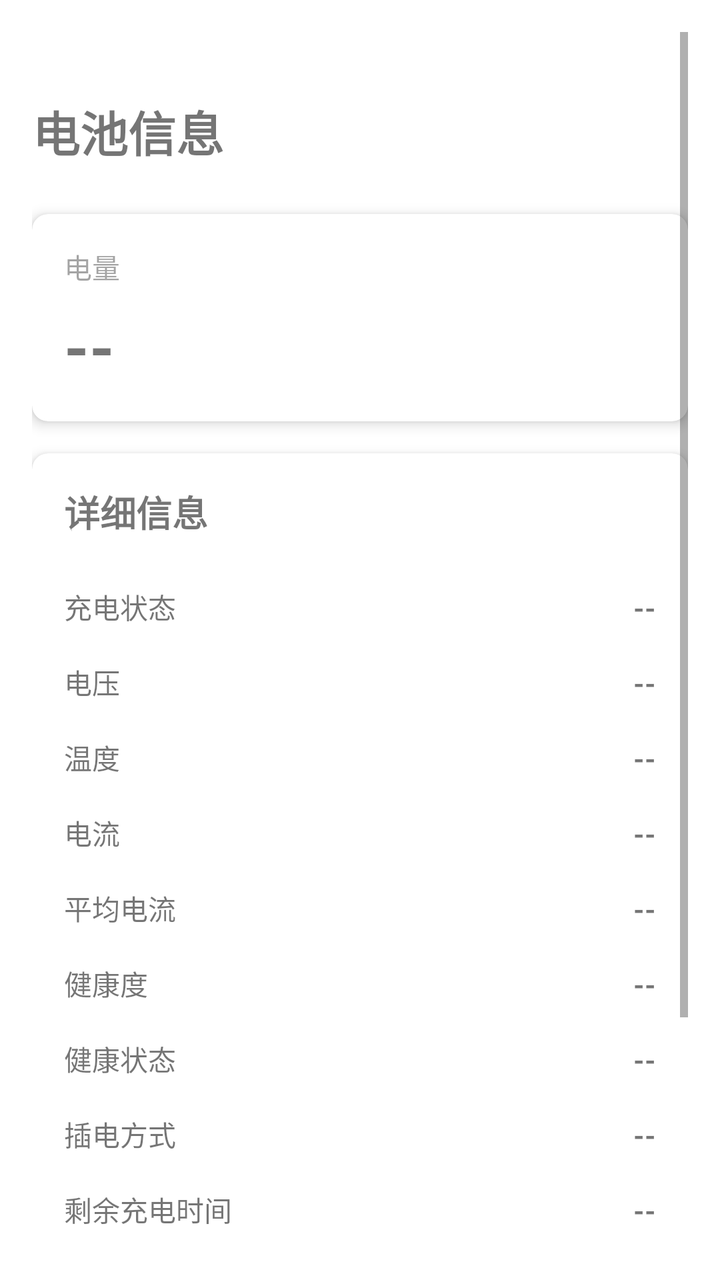
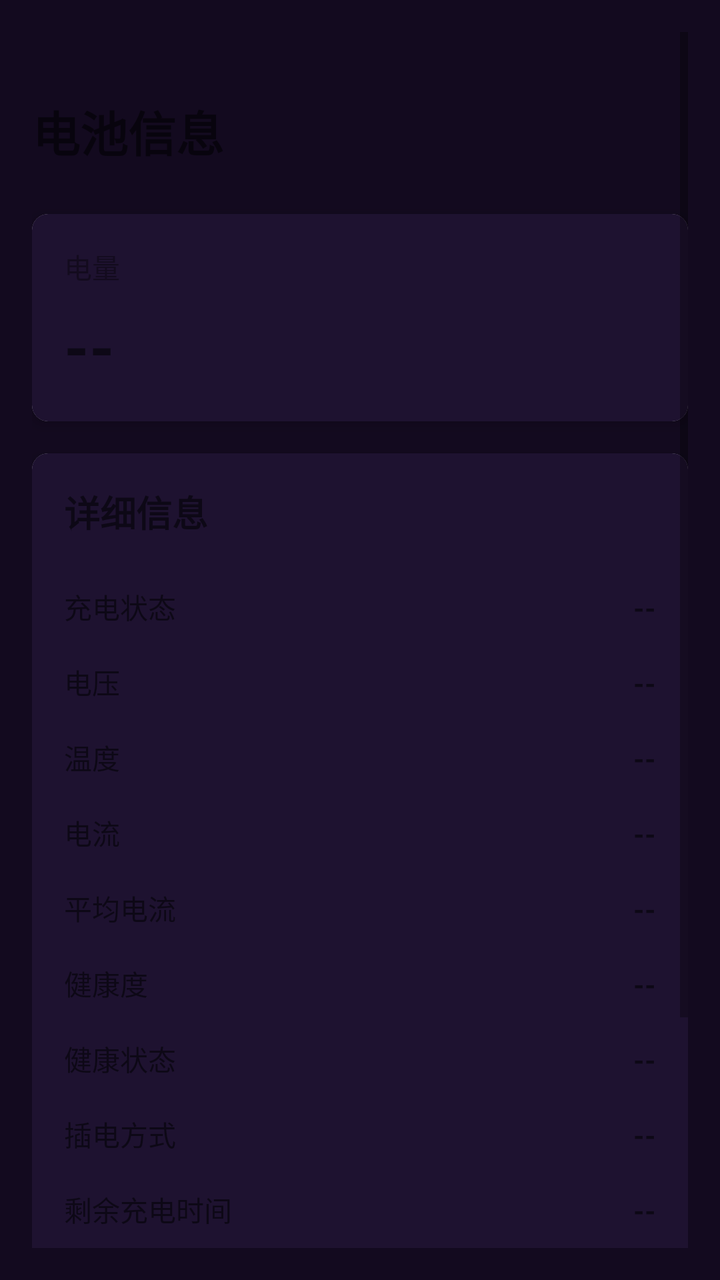

Compare the two renders of this Android layout. The source of the first and the diff that turns it into the second are given below.
<!-- AndroidManifest.xml: application theme Theme.BatteryAssistant -->
<!-- res/layout/fragment_battery_info.xml -->
<?xml version="1.0" encoding="utf-8"?>
<ScrollView xmlns:android="http://schemas.android.com/apk/res/android"
    xmlns:app="http://schemas.android.com/apk/res-auto"
    android:id="@+id/scroll_view"
    android:layout_width="match_parent"
    android:layout_height="match_parent"
    android:padding="@dimen/spacing_lg"
    android:paddingTop="0dp"
    android:fitsSystemWindows="false">

    <LinearLayout
        android:layout_width="match_parent"
        android:layout_height="wrap_content"
        android:orientation="vertical"
        android:paddingTop="@dimen/spacing_lg">

        
        <TextView
            android:layout_width="match_parent"
            android:layout_height="wrap_content"
            android:text="@string/battery_info_title"
            android:textSize="@dimen/text_size_display"
            android:textStyle="bold"
            android:paddingTop="@dimen/spacing_lg"
            android:paddingBottom="@dimen/spacing_xl" />

        
        <com.google.android.material.card.MaterialCardView
            android:layout_width="match_parent"
            android:layout_height="wrap_content"
            android:layout_marginBottom="@dimen/spacing_lg"
            app:cardCornerRadius="@dimen/spacing_sm"
            app:cardElevation="@dimen/spacing_xs">

            <LinearLayout
                android:layout_width="match_parent"
                android:layout_height="wrap_content"
                android:orientation="vertical"
                android:padding="@dimen/spacing_lg">

                <TextView
                    android:layout_width="match_parent"
                    android:layout_height="wrap_content"
                    android:text="@string/battery_info_level_label"
                    android:textSize="@dimen/text_size_body"
                    android:textColor="?attr/baColorSecondaryText"
                    android:alpha="0.6" />

                <TextView
                    android:id="@+id/tv_level"
                    android:layout_width="match_parent"
                    android:layout_height="wrap_content"
                    android:text="--"
                    android:textSize="@dimen/text_size_hero"
                    android:textStyle="bold"
                    android:paddingTop="@dimen/spacing_sm" />
            </LinearLayout>
        </com.google.android.material.card.MaterialCardView>

        
        <com.google.android.material.card.MaterialCardView
            android:layout_width="match_parent"
            android:layout_height="wrap_content"
            app:cardCornerRadius="@dimen/spacing_sm"
            app:cardElevation="@dimen/spacing_xs">

            <LinearLayout
                android:layout_width="match_parent"
                android:layout_height="wrap_content"
                android:orientation="vertical"
                android:padding="@dimen/spacing_lg">

                <TextView
                    android:layout_width="match_parent"
                    android:layout_height="wrap_content"
                    android:text="@string/battery_info_detail_title"
                    android:textSize="@dimen/text_size_title"
                    android:textStyle="bold"
                    android:paddingBottom="@dimen/spacing_lg" />

                
                <LinearLayout
                    android:layout_width="match_parent"
                    android:layout_height="wrap_content"
                    android:orientation="horizontal"
                    android:paddingVertical="@dimen/spacing_sm">

                    <TextView
                        android:layout_width="0dp"
                        android:layout_height="wrap_content"
                        android:layout_weight="1"
                        android:text="@string/battery_info_status_label"
                        android:textSize="@dimen/text_size_body" />

                    <TextView
                        android:id="@+id/tv_status"
                        android:layout_width="wrap_content"
                        android:layout_height="wrap_content"
                        android:text="--"
                        android:textSize="@dimen/text_size_body"
                        android:textStyle="bold" />
                </LinearLayout>

                <View
                    android:layout_width="match_parent"
                    android:layout_height="1dp"
                    android:background="?attr/baColorDivider"
                    android:alpha="0.12" />

                
                <LinearLayout
                    android:layout_width="match_parent"
                    android:layout_height="wrap_content"
                    android:orientation="horizontal"
                    android:paddingVertical="@dimen/spacing_sm">

                    <TextView
                        android:layout_width="0dp"
                        android:layout_height="wrap_content"
                        android:layout_weight="1"
                        android:text="@string/battery_info_voltage_label"
                        android:textSize="@dimen/text_size_body" />

                    <TextView
                        android:id="@+id/tv_voltage"
                        android:layout_width="wrap_content"
                        android:layout_height="wrap_content"
                        android:text="--"
                        android:textSize="@dimen/text_size_body"
                        android:textStyle="bold" />
                </LinearLayout>

                <View
                    android:layout_width="match_parent"
                    android:layout_height="1dp"
                    android:background="?attr/baColorDivider"
                    android:alpha="0.12" />

                
                <LinearLayout
                    android:layout_width="match_parent"
                    android:layout_height="wrap_content"
                    android:orientation="horizontal"
                    android:paddingVertical="@dimen/spacing_sm">

                    <TextView
                        android:layout_width="0dp"
                        android:layout_height="wrap_content"
                        android:layout_weight="1"
                        android:text="@string/battery_info_temperature_label"
                        android:textSize="@dimen/text_size_body" />

                    <TextView
                        android:id="@+id/tv_temperature"
                        android:layout_width="wrap_content"
                        android:layout_height="wrap_content"
                        android:text="--"
                        android:textSize="@dimen/text_size_body"
                        android:textStyle="bold" />
                </LinearLayout>

                <View
                    android:layout_width="match_parent"
                    android:layout_height="1dp"
                    android:background="?attr/baColorDivider"
                    android:alpha="0.12" />

                
                <LinearLayout
                    android:layout_width="match_parent"
                    android:layout_height="wrap_content"
                    android:orientation="horizontal"
                    android:paddingVertical="@dimen/spacing_sm">

                    <TextView
                        android:layout_width="0dp"
                        android:layout_height="wrap_content"
                        android:layout_weight="1"
                        android:text="@string/battery_info_current_label"
                        android:textSize="@dimen/text_size_body" />

                    <TextView
                        android:id="@+id/tv_current"
                        android:layout_width="wrap_content"
                        android:layout_height="wrap_content"
                        android:text="--"
                        android:textSize="@dimen/text_size_body"
                        android:textStyle="bold" />
                </LinearLayout>

                <View
                    android:layout_width="match_parent"
                    android:layout_height="1dp"
                    android:background="?attr/baColorDivider"
                    android:alpha="0.12" />

                
                <LinearLayout
                    android:layout_width="match_parent"
                    android:layout_height="wrap_content"
                    android:orientation="horizontal"
                    android:paddingVertical="@dimen/spacing_sm">

                    <TextView
                        android:layout_width="0dp"
                        android:layout_height="wrap_content"
                        android:layout_weight="1"
                        android:text="@string/battery_info_current_average_label"
                        android:textSize="@dimen/text_size_body" />

                    <TextView
                        android:id="@+id/tv_current_average"
                        android:layout_width="wrap_content"
                        android:layout_height="wrap_content"
                        android:text="--"
                        android:textSize="@dimen/text_size_body"
                        android:textStyle="bold" />
                </LinearLayout>

                <View
                    android:layout_width="match_parent"
                    android:layout_height="1dp"
                    android:background="?attr/baColorDivider"
                    android:alpha="0.12" />

                
                <LinearLayout
                    android:layout_width="match_parent"
                    android:layout_height="wrap_content"
                    android:orientation="horizontal"
                    android:paddingVertical="@dimen/spacing_sm">

                    <TextView
                        android:layout_width="0dp"
                        android:layout_height="wrap_content"
                        android:layout_weight="1"
                        android:text="@string/battery_info_health_label"
                        android:textSize="@dimen/text_size_body" />

                    <TextView
                        android:id="@+id/tv_health"
                        android:layout_width="wrap_content"
                        android:layout_height="wrap_content"
                        android:text="--"
                        android:textSize="@dimen/text_size_body"
                        android:textStyle="bold" />
                </LinearLayout>

                <View
                    android:layout_width="match_parent"
                    android:layout_height="1dp"
                    android:background="?attr/baColorDivider"
                    android:alpha="0.12" />

                
                <LinearLayout
                    android:layout_width="match_parent"
                    android:layout_height="wrap_content"
                    android:orientation="horizontal"
                    android:paddingVertical="@dimen/spacing_sm">

                    <TextView
                        android:layout_width="0dp"
                        android:layout_height="wrap_content"
                        android:layout_weight="1"
                        android:text="@string/battery_info_health_api_label"
                        android:textSize="@dimen/text_size_body" />

                    <TextView
                        android:id="@+id/tv_health_api"
                        android:layout_width="wrap_content"
                        android:layout_height="wrap_content"
                        android:text="--"
                        android:textSize="@dimen/text_size_body"
                        android:textStyle="bold" />
                </LinearLayout>

                <View
                    android:layout_width="match_parent"
                    android:layout_height="1dp"
                    android:background="?attr/baColorDivider"
                    android:alpha="0.12" />

                
                <LinearLayout
                    android:layout_width="match_parent"
                    android:layout_height="wrap_content"
                    android:orientation="horizontal"
                    android:paddingVertical="@dimen/spacing_sm">

                    <TextView
                        android:layout_width="0dp"
                        android:layout_height="wrap_content"
                        android:layout_weight="1"
                        android:text="@string/battery_info_plugged_label"
                        android:textSize="@dimen/text_size_body" />

                    <TextView
                        android:id="@+id/tv_plugged"
                        android:layout_width="wrap_content"
                        android:layout_height="wrap_content"
                        android:text="--"
                        android:textSize="@dimen/text_size_body"
                        android:textStyle="bold" />
                </LinearLayout>

                <View
                    android:layout_width="match_parent"
                    android:layout_height="1dp"
                    android:background="?attr/baColorDivider"
                    android:alpha="0.12" />

                
                <LinearLayout
                    android:layout_width="match_parent"
                    android:layout_height="wrap_content"
                    android:orientation="horizontal"
                    android:paddingVertical="@dimen/spacing_sm">

                    <TextView
                        android:layout_width="0dp"
                        android:layout_height="wrap_content"
                        android:layout_weight="1"
                        android:text="@string/battery_info_charge_time_label"
                        android:textSize="@dimen/text_size_body" />

                    <TextView
                        android:id="@+id/tv_charge_time"
                        android:layout_width="wrap_content"
                        android:layout_height="wrap_content"
                        android:text="--"
                        android:textSize="@dimen/text_size_body"
                        android:textStyle="bold" />
                </LinearLayout>

                <View
                    android:layout_width="match_parent"
                    android:layout_height="1dp"
                    android:background="?attr/baColorDivider"
                    android:alpha="0.12" />

                
                <LinearLayout
                    android:layout_width="match_parent"
                    android:layout_height="wrap_content"
                    android:orientation="horizontal"
                    android:paddingVertical="@dimen/spacing_sm">

                    <TextView
                        android:layout_width="0dp"
                        android:layout_height="wrap_content"
                        android:layout_weight="1"
                        android:text="@string/battery_info_charge_counter_label"
                        android:textSize="@dimen/text_size_body" />

                    <TextView
                        android:id="@+id/tv_charge_counter"
                        android:layout_width="wrap_content"
                        android:layout_height="wrap_content"
                        android:text="--"
                        android:textSize="@dimen/text_size_body"
                        android:textStyle="bold" />
                </LinearLayout>

                <View
                    android:layout_width="match_parent"
                    android:layout_height="1dp"
                    android:background="?attr/baColorDivider"
                    android:alpha="0.12" />

                
                <LinearLayout
                    android:layout_width="match_parent"
                    android:layout_height="wrap_content"
                    android:orientation="horizontal"
                    android:paddingVertical="@dimen/spacing_sm">

                    <TextView
                        android:layout_width="0dp"
                        android:layout_height="wrap_content"
                        android:layout_weight="1"
                        android:text="@string/battery_info_cycle_count_label"
                        android:textSize="@dimen/text_size_body" />

                    <TextView
                        android:id="@+id/tv_cycle_count"
                        android:layout_width="wrap_content"
                        android:layout_height="wrap_content"
                        android:text="--"
                        android:textSize="@dimen/text_size_body"
                        android:textStyle="bold" />
                </LinearLayout>

                <View
                    android:layout_width="match_parent"
                    android:layout_height="1dp"
                    android:background="?attr/baColorDivider"
                    android:alpha="0.12" />

                
                <LinearLayout
                    android:layout_width="match_parent"
                    android:layout_height="wrap_content"
                    android:orientation="horizontal"
                    android:paddingVertical="@dimen/spacing_sm">

                    <TextView
                        android:layout_width="0dp"
                        android:layout_height="wrap_content"
                        android:layout_weight="1"
                        android:text="@string/battery_info_full_capacity_label"
                        android:textSize="@dimen/text_size_body" />

                    <TextView
                        android:id="@+id/tv_full_capacity"
                        android:layout_width="wrap_content"
                        android:layout_height="wrap_content"
                        android:text="--"
                        android:textSize="@dimen/text_size_body"
                        android:textStyle="bold" />
                </LinearLayout>

                <View
                    android:layout_width="match_parent"
                    android:layout_height="1dp"
                    android:background="?attr/baColorDivider"
                    android:alpha="0.12" />

                
                <LinearLayout
                    android:layout_width="match_parent"
                    android:layout_height="wrap_content"
                    android:orientation="horizontal"
                    android:paddingVertical="@dimen/spacing_sm">

                    <TextView
                        android:layout_width="0dp"
                        android:layout_height="wrap_content"
                        android:layout_weight="1"
                        android:text="@string/battery_info_design_capacity_label"
                        android:textSize="@dimen/text_size_body" />

                    <TextView
                        android:id="@+id/tv_design_capacity"
                        android:layout_width="wrap_content"
                        android:layout_height="wrap_content"
                        android:text="--"
                        android:textSize="@dimen/text_size_body"
                        android:textStyle="bold" />
                </LinearLayout>

            </LinearLayout>
        </com.google.android.material.card.MaterialCardView>
    </LinearLayout>
</ScrollView>
<!-- resources referenced by this layout -->
<resources>
  <dimen name="spacing_lg">16dp</dimen>
  <dimen name="spacing_sm">8dp</dimen>
  <dimen name="spacing_xl">24dp</dimen>
  <dimen name="spacing_xs">4dp</dimen>
  <dimen name="text_size_body">14sp</dimen>
  <dimen name="text_size_display">24sp</dimen>
  <dimen name="text_size_hero">32sp</dimen>
  <dimen name="text_size_title">18sp</dimen>
  <string name="battery_info_charge_counter_label">充电计数器</string>
  <string name="battery_info_charge_time_label">剩余充电时间</string>
  <string name="battery_info_current_average_label">平均电流</string>
  <string name="battery_info_current_label">电流</string>
  <string name="battery_info_cycle_count_label">循环次数</string>
  <string name="battery_info_design_capacity_label">设计容量</string>
  <string name="battery_info_detail_title">详细信息</string>
  <string name="battery_info_full_capacity_label">满电容量</string>
  <string name="battery_info_health_api_label">健康状态</string>
  <string name="battery_info_health_label">健康度</string>
  <string name="battery_info_level_label">电量</string>
  <string name="battery_info_plugged_label">插电方式</string>
  <string name="battery_info_status_label">充电状态</string>
  <string name="battery_info_temperature_label">温度</string>
  <string name="battery_info_title">电池信息</string>
  <string name="battery_info_voltage_label">电压</string>
  <color name="purple_500">#FF6200EE</color>
  <color name="purple_700">#FF3700B3</color>
  <color name="white">#FFFFFFFF</color>
  <color name="teal_200">#FF03DAC5</color>
  <color name="teal_700">#FF018786</color>
  <color name="black">#FF000000</color>
  <color name="list_item_highlight">#33FF9800</color>
  <color name="chart_highlight">#FFFFFFFF</color>
  <color name="stats_background">#130A1F</color>
  <color name="stats_card_background">#1E1230</color>
  <color name="stats_primary_text">@color/white</color>
  <color name="stats_secondary_text">#CABAF0</color>
  <color name="stats_accent">@color/purple_500</color>
  <!-- unchanged entries left out for length: 1 -->
</resources>

<!-- the commit's change to res/layout/fragment_battery_info.xml (unified diff, before → after) -->
@@ -6,7 +6,8 @@
     android:layout_height="match_parent"
     android:padding="@dimen/spacing_lg"
     android:paddingTop="0dp"
-    android:fitsSystemWindows="false">
+    android:fitsSystemWindows="false"
+    android:background="?attr/baColorStatsBackground">
 
     <LinearLayout
         android:layout_width="match_parent"
@@ -36,7 +37,8 @@
                 android:layout_width="match_parent"
                 android:layout_height="wrap_content"
                 android:orientation="vertical"
-                android:padding="@dimen/spacing_lg">
+                android:padding="@dimen/spacing_lg"
+                android:background="?attr/baColorStatsCardBackground">
 
                 <TextView
                     android:layout_width="match_parent"
@@ -68,7 +70,8 @@
                 android:layout_width="match_parent"
                 android:layout_height="wrap_content"
                 android:orientation="vertical"
-                android:padding="@dimen/spacing_lg">
+                android:padding="@dimen/spacing_lg"
+                android:background="?attr/baColorStatsCardBackground">
 
                 <TextView
                     android:layout_width="match_parent"
